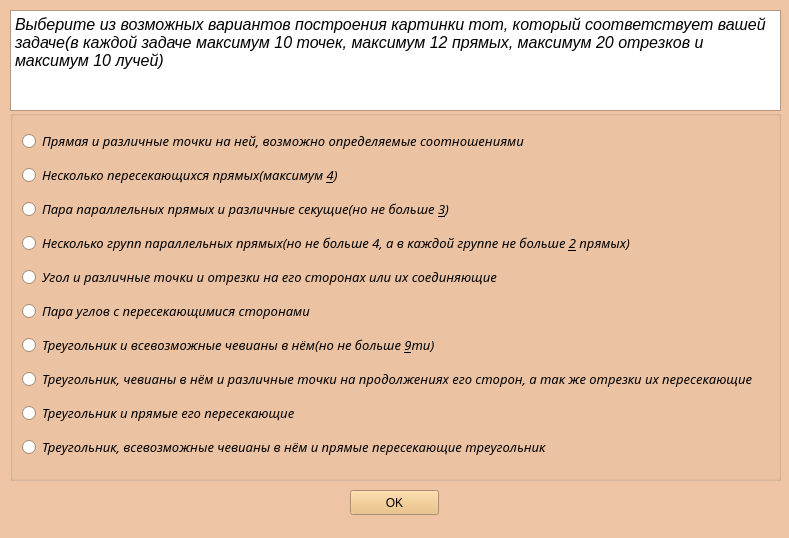
Qt form test.ui (Strawberry-Ann/geometric) before a commit.
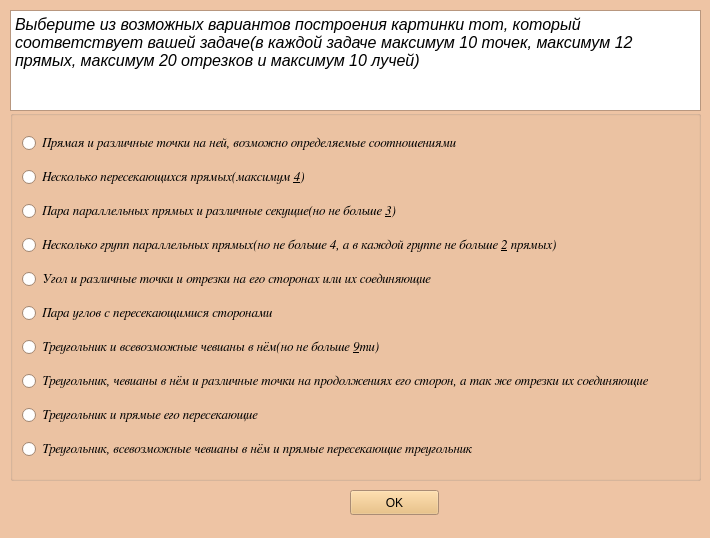
The same form after that commit.

Patch:
```diff
--- a/test.ui
+++ b/test.ui
@@ -6,7 +6,7 @@
    <rect>
     <x>0</x>
     <y>0</y>
-    <width>789</width>
+    <width>710</width>
     <height>538</height>
    </rect>
   </property>
@@ -148,6 +148,15 @@
        </color>
       </brush>
      </colorrole>
+     <colorrole role="PlaceholderText">
+      <brush brushstyle="NoBrush">
+       <color alpha="128">
+        <red>0</red>
+        <green>0</green>
+        <blue>0</blue>
+       </color>
+      </brush>
+     </colorrole>
     </active>
     <inactive>
      <colorrole role="WindowText">
@@ -285,6 +294,15 @@
        </color>
       </brush>
      </colorrole>
+     <colorrole role="PlaceholderText">
+      <brush brushstyle="NoBrush">
+       <color alpha="128">
+        <red>0</red>
+        <green>0</green>
+        <blue>0</blue>
+       </color>
+      </brush>
+     </colorrole>
     </inactive>
     <disabled>
      <colorrole role="WindowText">
@@ -422,6 +440,15 @@
        </color>
       </brush>
      </colorrole>
+     <colorrole role="PlaceholderText">
+      <brush brushstyle="NoBrush">
+       <color alpha="128">
+        <red>0</red>
+        <green>0</green>
+        <blue>0</blue>
+       </color>
+      </brush>
+     </colorrole>
     </disabled>
    </palette>
   </property>
@@ -433,7 +460,7 @@
     <rect>
      <x>10</x>
      <y>10</y>
-     <width>771</width>
+     <width>691</width>
      <height>101</height>
     </rect>
    </property>
@@ -444,9 +471,9 @@
     <string>&lt;!DOCTYPE HTML PUBLIC &quot;-//W3C//DTD HTML 4.0//EN&quot; &quot;http://www.w3.org/TR/REC-html40/strict.dtd&quot;&gt;
 &lt;html&gt;&lt;head&gt;&lt;meta name=&quot;qrichtext&quot; content=&quot;1&quot; /&gt;&lt;style type=&quot;text/css&quot;&gt;
 p, li { white-space: pre-wrap; }
-&lt;/style&gt;&lt;/head&gt;&lt;body style=&quot; font-family:'Noto Sans'; font-size:11pt; font-weight:400; font-style:normal;&quot;&gt;
-&lt;p style=&quot; margin-top:0px; margin-bottom:0px; margin-left:0px; margin-right:0px; -qt-block-indent:0; text-indent:0px;&quot;&gt;&lt;span style=&quot; font-family:'Ubuntu'; font-size:12pt; font-style:italic;&quot;&gt;Выберите из возможных вариантов построения картинки тот, который соответствует вашей задаче(в каждой задаче максимум 10 точек, максимум 12 прямых, максимум 20 отрезков и максимум 10 лучей)&lt;/span&gt;&lt;/p&gt;
-&lt;p style=&quot;-qt-paragraph-type:empty; margin-top:0px; margin-bottom:0px; margin-left:0px; margin-right:0px; -qt-block-indent:0; text-indent:0px; font-family:'Ubuntu';&quot;&gt;&lt;br /&gt;&lt;/p&gt;&lt;/body&gt;&lt;/html&gt;</string>
+&lt;/style&gt;&lt;/head&gt;&lt;body style=&quot; font-family:'Ubuntu'; font-size:11pt; font-weight:400; font-style:normal;&quot;&gt;
+&lt;p style=&quot; margin-top:0px; margin-bottom:0px; margin-left:0px; margin-right:0px; -qt-block-indent:0; text-indent:0px;&quot;&gt;&lt;span style=&quot; font-size:12pt; font-style:italic;&quot;&gt;Выберите из возможных вариантов построения картинки тот, который соответствует вашей задаче(в каждой задаче максимум 10 точек, максимум 12 прямых, максимум 20 отрезков и максимум 10 лучей)&lt;/span&gt;&lt;/p&gt;
+&lt;p style=&quot;-qt-paragraph-type:empty; margin-top:0px; margin-bottom:0px; margin-left:0px; margin-right:0px; -qt-block-indent:0; text-indent:0px;&quot;&gt;&lt;br /&gt;&lt;/p&gt;&lt;/body&gt;&lt;/html&gt;</string>
    </property>
   </widget>
   <widget class="QGroupBox" name="verticalGroupBox">
@@ -454,7 +481,7 @@
     <rect>
      <x>10</x>
      <y>110</y>
-     <width>771</width>
+     <width>691</width>
      <height>371</height>
     </rect>
    </property>
@@ -463,7 +490,7 @@
      <widget class="QRadioButton" name="rb1">
       <property name="font">
        <font>
-        <family>Noto Sans</family>
+        <family>FreeSerif</family>
         <pointsize>10</pointsize>
         <weight>50</weight>
         <italic>true</italic>
@@ -479,7 +506,7 @@
      <widget class="QRadioButton" name="rb2">
       <property name="font">
        <font>
-        <family>Noto Sans</family>
+        <family>FreeSerif</family>
         <pointsize>10</pointsize>
         <weight>50</weight>
         <italic>true</italic>
@@ -495,7 +522,7 @@
      <widget class="QRadioButton" name="rb3">
       <property name="font">
        <font>
-        <family>Noto Sans</family>
+        <family>FreeSerif</family>
         <pointsize>10</pointsize>
         <weight>50</weight>
         <italic>true</italic>
@@ -511,7 +538,7 @@
      <widget class="QRadioButton" name="rb4">
       <property name="font">
        <font>
-        <family>Noto Sans</family>
+        <family>FreeSerif</family>
         <pointsize>10</pointsize>
         <weight>50</weight>
         <italic>true</italic>
@@ -527,7 +554,7 @@
      <widget class="QRadioButton" name="rb5">
       <property name="font">
        <font>
-        <family>Noto Sans</family>
+        <family>FreeSerif</family>
         <pointsize>10</pointsize>
         <weight>50</weight>
         <italic>true</italic>
@@ -543,7 +570,7 @@
      <widget class="QRadioButton" name="rb6">
       <property name="font">
        <font>
-        <family>Noto Sans</family>
+        <family>FreeSerif</family>
         <pointsize>10</pointsize>
         <weight>50</weight>
         <italic>true</italic>
@@ -559,7 +586,7 @@
      <widget class="QRadioButton" name="rb7">
       <property name="font">
        <font>
-        <family>Noto Sans</family>
+        <family>FreeSerif</family>
         <pointsize>10</pointsize>
         <weight>50</weight>
         <italic>true</italic>
@@ -575,7 +602,7 @@
      <widget class="QRadioButton" name="rb8">
       <property name="font">
        <font>
-        <family>Noto Sans</family>
+        <family>FreeSerif</family>
         <pointsize>10</pointsize>
         <weight>50</weight>
         <italic>true</italic>
@@ -583,7 +610,7 @@
        </font>
       </property>
       <property name="text">
-       <string>Треугольник, чевианы в нём и различные точки на продолжениях его сторон, а так же отрезки их пересекающие</string>
+       <string>Треугольник, чевианы в нём и различные точки на продолжениях его сторон, а так же отрезки их соединяющие </string>
       </property>
      </widget>
     </item>
@@ -591,7 +618,7 @@
      <widget class="QRadioButton" name="rb9">
       <property name="font">
        <font>
-        <family>Noto Sans</family>
+        <family>FreeSerif</family>
         <pointsize>10</pointsize>
         <italic>true</italic>
        </font>
@@ -605,7 +632,7 @@
      <widget class="QRadioButton" name="rb10">
       <property name="font">
        <font>
-        <family>Noto Sans</family>
+        <family>FreeSerif</family>
         <pointsize>10</pointsize>
         <italic>true</italic>
        </font>
```
